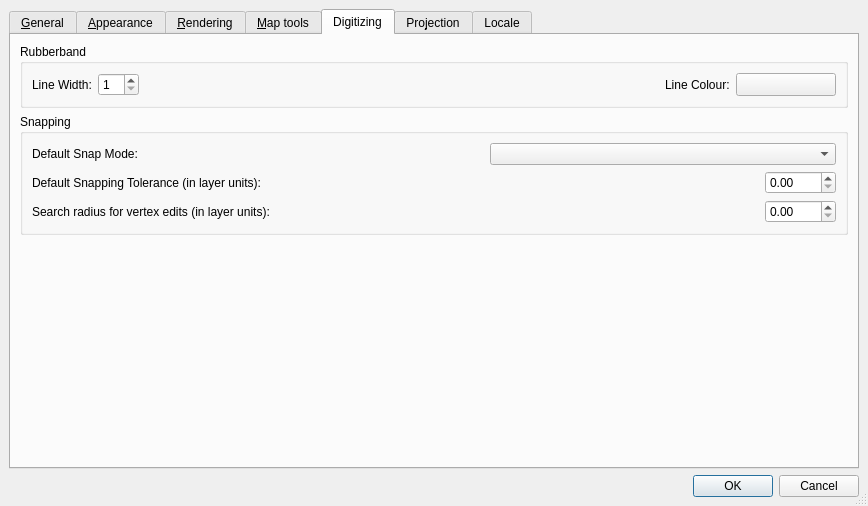
Qt form src/ui/qgsoptionsbase.ui (qgis/QGIS) before a commit.
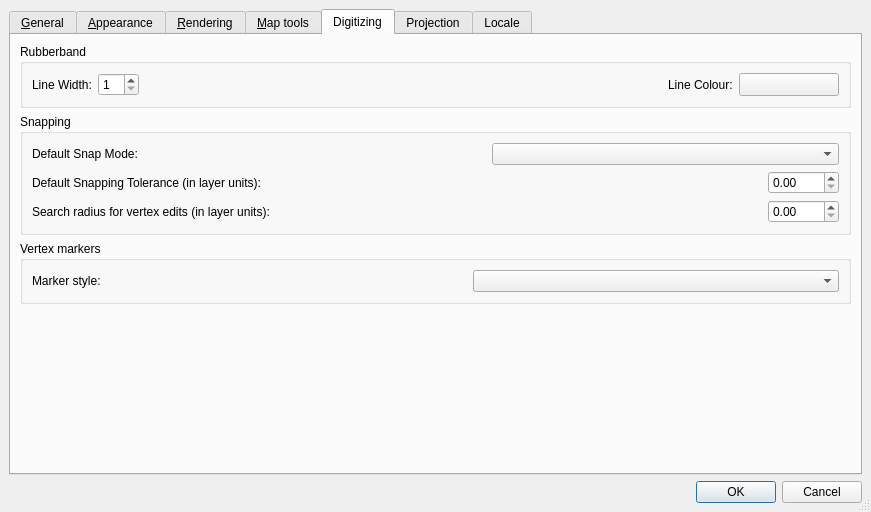
The same form after that commit. The open tabs and pages were chosen to show the change. Icons and pictures are not drawn. Custom widgets are drawn as their Qt base class.

Commit message: Added option to have the old vertex markers back

```diff
--- a/src/ui/qgsoptionsbase.ui
+++ b/src/ui/qgsoptionsbase.ui
@@ -5,8 +5,8 @@
    <rect>
     <x>0</x>
     <y>0</y>
-    <width>868</width>
-    <height>506</height>
+    <width>871</width>
+    <height>512</height>
    </rect>
   </property>
   <property name="windowTitle" >
@@ -670,7 +670,7 @@
        <property name="spacing" >
         <number>6</number>
        </property>
-       <item row="2" column="0" >
+       <item row="3" column="0" >
         <spacer>
          <property name="orientation" >
           <enum>Qt::Vertical</enum>
@@ -678,11 +678,68 @@
          <property name="sizeHint" >
           <size>
            <width>20</width>
-           <height>171</height>
+           <height>40</height>
           </size>
          </property>
         </spacer>
        </item>
+       <item row="2" column="0" >
+        <widget class="QGroupBox" name="mVertexMarkerGroupBox" >
+         <property name="title" >
+          <string>Vertex markers</string>
+         </property>
+         <layout class="QGridLayout" >
+          <property name="margin" >
+           <number>9</number>
+          </property>
+          <property name="spacing" >
+           <number>6</number>
+          </property>
+          <item row="0" column="0" >
+           <layout class="QHBoxLayout" >
+            <property name="margin" >
+             <number>0</number>
+            </property>
+            <property name="spacing" >
+             <number>6</number>
+            </property>
+            <item>
+             <widget class="QLabel" name="mMarkerStyleLabel" >
+              <property name="text" >
+               <string>Marker style:</string>
+              </property>
+             </widget>
+            </item>
+            <item>
+             <spacer>
+              <property name="orientation" >
+               <enum>Qt::Horizontal</enum>
+              </property>
+              <property name="sizeHint" >
+               <size>
+                <width>281</width>
+                <height>20</height>
+               </size>
+              </property>
+             </spacer>
+            </item>
+            <item>
+             <widget class="QComboBox" name="mMarkerStyleComboBox" >
+              <property name="sizePolicy" >
+               <sizepolicy>
+                <hsizetype>7</hsizetype>
+                <vsizetype>0</vsizetype>
+                <horstretch>0</horstretch>
+                <verstretch>0</verstretch>
+               </sizepolicy>
+              </property>
+             </widget>
+            </item>
+           </layout>
+          </item>
+         </layout>
+        </widget>
+       </item>
        <item row="1" column="0" >
         <widget class="QGroupBox" name="mSnappingGroupBox" >
          <property name="title" >
```
The commit also changes 3 other files.
